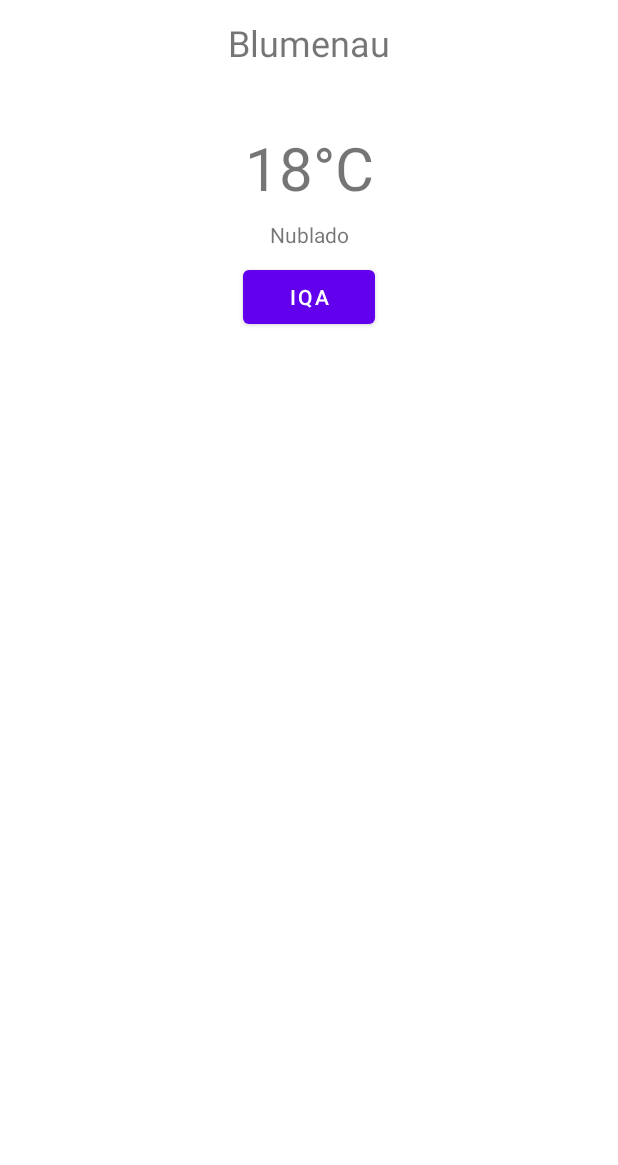
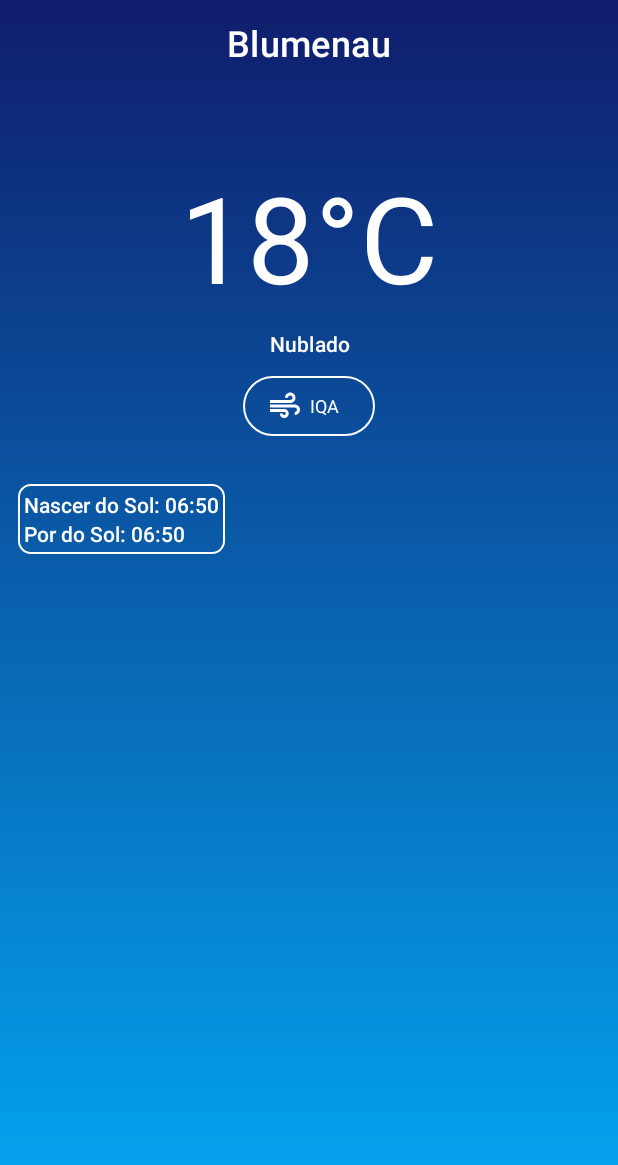
Before and after one commit to merfeus/TempoAgora, an Android app: the layout fragment_climate.xml on its own in the app's theme, with its tools: preview values and no code run, on a phone screen of 412 x 824 dp. Shown: the top 1165 px of the screen. Run offline under Robolectric (Android 15) with nearby library versions, the phone set to English and light mode, and no system bars.

Commit message:
creating designer for fragment_climate.xml

```diff
--- /dev/null
+++ b/app/src/main/res/drawable/background_transparent.xml
@@ -0,0 +1,7 @@
+<shape xmlns:android="http://schemas.android.com/apk/res/android">
+    <solid android:color="@android:color/transparent" />
+    <corners android:radius="8dp" />
+    <stroke
+        android:color="@color/white"
+        android:width="1dp" />
+</shape>
--- /dev/null
+++ b/app/src/main/res/drawable/baseline_air_24.xml
@@ -0,0 +1,5 @@
+<vector android:height="24dp" android:tint="#000000"
+    android:viewportHeight="24" android:viewportWidth="24"
+    android:width="24dp" xmlns:android="http://schemas.android.com/apk/res/android">
+    <path android:fillColor="@android:color/white" android:pathData="M14.5,17c0,1.65 -1.35,3 -3,3s-3,-1.35 -3,-3h2c0,0.55 0.45,1 1,1s1,-0.45 1,-1s-0.45,-1 -1,-1H2v-2h9.5C13.15,14 14.5,15.35 14.5,17zM19,6.5C19,4.57 17.43,3 15.5,3S12,4.57 12,6.5h2C14,5.67 14.67,5 15.5,5S17,5.67 17,6.5S16.33,8 15.5,8H2v2h13.5C17.43,10 19,8.43 19,6.5zM18.5,11H2v2h16.5c0.83,0 1.5,0.67 1.5,1.5S19.33,16 18.5,16v2c1.93,0 3.5,-1.57 3.5,-3.5S20.43,11 18.5,11z"/>
+</vector>
--- /dev/null
+++ b/app/src/main/res/drawable/gradient_blue_blue.xml
@@ -0,0 +1,9 @@
+<shape xmlns:android="http://schemas.android.com/apk/res/android">
+    <gradient
+        android:angle="90"
+        android:centerX="0.5"
+        android:centerY="0.5"
+        android:endColor="#0F1D6C"
+        android:startColor="#03A9F4"
+        android:type="linear" />
+</shape>
--- a/app/src/main/res/layout/fragment_climate.xml
+++ b/app/src/main/res/layout/fragment_climate.xml
@@ -2,8 +2,10 @@
 <androidx.constraintlayout.widget.ConstraintLayout xmlns:android="http://schemas.android.com/apk/res/android"
     xmlns:app="http://schemas.android.com/apk/res-auto"
     xmlns:tools="http://schemas.android.com/tools"
+    android:id="@+id/constraintMain"
     android:layout_width="match_parent"
     android:layout_height="match_parent"
+    android:background="@drawable/gradient_blue_blue"
     android:padding="12dp"
     tools:context=".presentation.fragment.ClimateFragment">
 
@@ -14,7 +16,7 @@
         android:visibility="gone"
         app:layout_constraintBottom_toBottomOf="@+id/scrollView2"
         app:layout_constraintEnd_toEndOf="@+id/scrollView2"
-        app:layout_constraintStart_toStartOf="@+id/scrollView2"
+        app:layout_constraintStart_toStartOf="@id/scrollView2"
         app:layout_constraintTop_toTopOf="parent" />
 
     <ScrollView
@@ -32,10 +34,12 @@
 
             <TextView
                 android:id="@+id/cityName"
+                style="@style/TextAppearance.Material3.TitleMedium"
                 android:layout_width="match_parent"
+                android:layout_height="wrap_content"
                 android:textAlignment="center"
+                android:textColor="@color/white"
                 android:textSize="24sp"
-                android:layout_height="wrap_content"
                 app:layout_constraintEnd_toEndOf="parent"
                 app:layout_constraintStart_toStartOf="parent"
                 app:layout_constraintTop_toTopOf="parent"
@@ -43,41 +47,54 @@
 
             <TextView
                 android:id="@+id/tvWeather"
-                android:layout_marginTop="40dp"
-                android:layout_width="match_parent"
+                style="@style/MaterialAlertDialog.Material3.Title.Text"
+                android:layout_width="wrap_content"
                 android:layout_height="wrap_content"
+                android:layout_marginTop="60dp"
                 android:textAlignment="center"
-                android:textSize="40sp"
+                android:textColor="@color/white"
+                android:textSize="80sp"
                 app:layout_constraintEnd_toEndOf="parent"
                 app:layout_constraintStart_toStartOf="parent"
-                app:layout_constraintTop_toBottomOf="@+id/cityName"
+                app:layout_constraintTop_toBottomOf="@id/cityName"
                 tools:text="18°C" />
 
             <TextView
                 android:id="@+id/tvWeatherStatus"
+                style="@style/TextAppearance.Material3.TitleSmall"
                 android:layout_width="match_parent"
                 android:layout_height="wrap_content"
                 android:layout_marginTop="8dp"
-                tools:text="Nublado"
                 android:textAlignment="center"
+                android:textColor="@color/white"
                 app:layout_constraintEnd_toEndOf="parent"
                 app:layout_constraintStart_toStartOf="parent"
-                app:layout_constraintTop_toBottomOf="@+id/tvWeather" />
+                app:layout_constraintTop_toBottomOf="@id/tvWeather"
+                tools:text="Nublado" />
 
             <com.google.android.material.button.MaterialButton
                 android:id="@+id/btnIqa"
+                style="@style/Widget.Material3.Button.OutlinedButton.Icon"
                 android:layout_width="wrap_content"
                 android:layout_height="wrap_content"
                 android:layout_marginTop="8dp"
-                tools:text="IQA"
+                android:textSize="12sp"
+                app:icon="@drawable/baseline_air_24"
                 app:layout_constraintEnd_toEndOf="parent"
                 app:layout_constraintStart_toStartOf="parent"
-                app:layout_constraintTop_toBottomOf="@+id/tvWeatherStatus" />
+                app:layout_constraintTop_toBottomOf="@id/tvWeatherStatus"
+                app:strokeColor="@color/white"
+                tools:text="IQA" />
 
-
+            <include
+                android:id="@+id/includeSunrise"
+                layout="@layout/sunrise_card"
+                android:layout_width="wrap_content"
+                android:layout_height="wrap_content"
+                android:layout_marginTop="28dp"
+                app:layout_constraintStart_toStartOf="parent"
+                app:layout_constraintTop_toBottomOf="@id/btnIqa" />
         </androidx.constraintlayout.widget.ConstraintLayout>
-
-
     </ScrollView>
 
 </androidx.constraintlayout.widget.ConstraintLayout>
--- /dev/null
+++ b/app/src/main/res/layout/sunrise_card.xml
@@ -0,0 +1,33 @@
+<?xml version="1.0" encoding="utf-8"?>
+<androidx.constraintlayout.widget.ConstraintLayout xmlns:android="http://schemas.android.com/apk/res/android"
+    xmlns:app="http://schemas.android.com/apk/res-auto"
+    android:layout_width="150dp"
+    android:layout_height="wrap_content"
+    android:layout_marginStart="8dp"
+    android:padding="4dp"
+    android:layout_marginTop="12dp"
+    android:layout_marginEnd="8dp"
+    android:layout_marginBottom="12dp"
+    android:background="@drawable/background_transparent">
+
+    <TextView
+        android:id="@+id/tvSunrise"
+        style="@style/TextAppearance.AppCompat.Body2"
+        android:layout_width="wrap_content"
+        android:layout_height="0dp"
+        android:text="Nascer do Sol: 06:50"
+        android:textColor="@color/white"
+        app:layout_constraintStart_toStartOf="parent"
+        app:layout_constraintTop_toTopOf="parent" />
+
+    <TextView
+        android:id="@+id/tvSunset"
+        style="@style/TextAppearance.AppCompat.Body2"
+        android:layout_width="wrap_content"
+        android:layout_height="0dp"
+        android:text="Por do Sol: 06:50"
+        android:textColor="@color/white"
+        app:layout_constraintStart_toStartOf="parent"
+        app:layout_constraintTop_toBottomOf="@id/tvSunrise" />
+
+</androidx.constraintlayout.widget.ConstraintLayout>
--- a/app/src/main/res/values-night/themes.xml
+++ b/app/src/main/res/values-night/themes.xml
@@ -1,14 +1,10 @@
 <resources xmlns:tools="http://schemas.android.com/tools">
     <!-- Base application theme. -->
-    <style name="Theme.TempoAgora" parent="Theme.MaterialComponents.DayNight.DarkActionBar">
+    <style name="Theme.TempoAgora" parent="Theme.MaterialComponents.DayNight.NoActionBar">
         <!-- Primary brand color. -->
-        <item name="colorPrimary">@color/purple_200</item>
-        <item name="colorPrimaryVariant">@color/purple_700</item>
+        <item name="colorPrimary">@color/white</item>
+        <item name="colorPrimaryVariant">@color/gray</item>
         <item name="colorOnPrimary">@color/black</item>
-        <!-- Secondary brand color. -->
-        <item name="colorSecondary">@color/teal_200</item>
-        <item name="colorSecondaryVariant">@color/teal_200</item>
-        <item name="colorOnSecondary">@color/black</item>
         <!-- Status bar color. -->
         <item name="android:statusBarColor">?attr/colorPrimaryVariant</item>
         <!-- Customize your theme here. -->
--- a/app/src/main/res/values/colors.xml
+++ b/app/src/main/res/values/colors.xml
@@ -7,4 +7,5 @@
     <color name="teal_700">#FF018786</color>
     <color name="black">#FF000000</color>
     <color name="white">#FFFFFFFF</color>
+    <color name="gray">#999999</color>
 </resources>
--- a/app/src/main/res/values/themes.xml
+++ b/app/src/main/res/values/themes.xml
@@ -2,13 +2,9 @@
     <!-- Base application theme. -->
     <style name="Theme.TempoAgora" parent="Theme.MaterialComponents.DayNight.NoActionBar">
         <!-- Primary brand color. -->
-        <item name="colorPrimary">@color/purple_500</item>
-        <item name="colorPrimaryVariant">@color/purple_700</item>
+        <item name="colorPrimary">@color/white</item>
+        <item name="colorPrimaryVariant">@color/gray</item>
         <item name="colorOnPrimary">@color/white</item>
-        <!-- Secondary brand color. -->
-        <item name="colorSecondary">@color/teal_200</item>
-        <item name="colorSecondaryVariant">@color/teal_700</item>
-        <item name="colorOnSecondary">@color/black</item>
         <!-- Status bar color. -->
         <item name="android:statusBarColor">?attr/colorPrimaryVariant</item>
         <!-- Customize your theme here. -->
```
Also changed, not shown: app/src/main/java/com/tempoagora/presentation/fragment/ClimateFragment.kt (+7 -6 lines), app/src/main/res/drawable/gradient_blue_orenge.xml (added, +9 -0 lines), app/src/main/res/layout/zoom_fragment.xml (deleted, +0 -54 lines).
